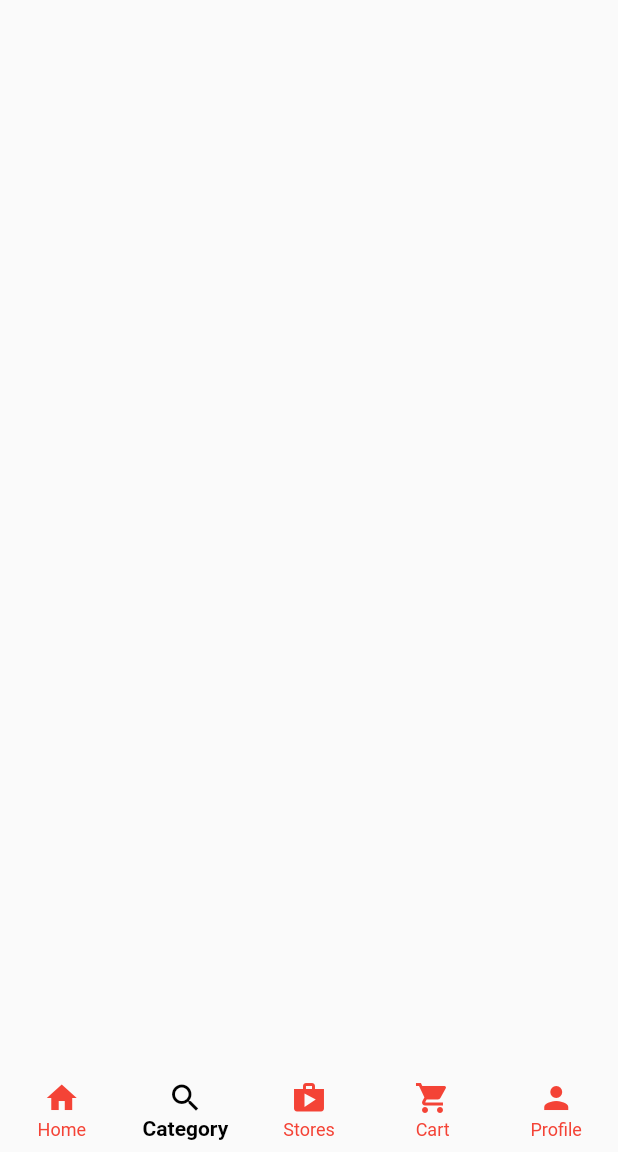
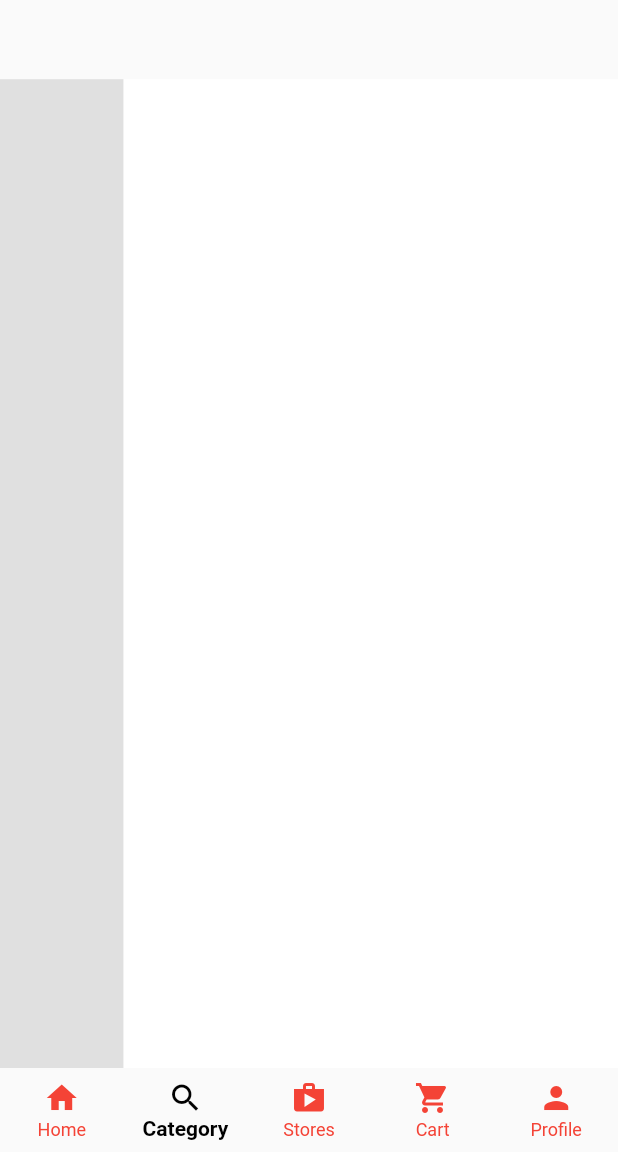
Before and after one commit to Double-Kei/CollaboProject, a Flutter app: the screen it shows after launch, item 2 of the bottom bar chosen, on a phone screen of 412 x 824 dp, the part 84-1236 px from its top. Run offline on Flutter 3.47's test engine with Material 2 defaults, Android fonts, the phone set to English and light mode, and no system bars.

Commit message:
add Stack on Category Page

```diff
--- a/lib/screens/category.dart
+++ b/lib/screens/category.dart
@@ -11,13 +11,33 @@ class CategoryScreen extends StatefulWidget {
 class _CategoryScreenState extends State<CategoryScreen> {
   @override
   Widget build(BuildContext context) {
+    var size = MediaQuery.of(context).size;
     return Scaffold(
       appBar: AppBar(
         title: const BaseSearch(),
         elevation: 0,
         backgroundColor: Colors.white,
       ),
-      body: Stack(),
+      body: Stack(children: [
+        Positioned(bottom: 0, left: 0, child: sideNavigator(size)),
+        Positioned(bottom: 0, right: 0, child: categoryView(size)),
+      ],),
+    );
+  }
+
+  Widget sideNavigator (Size size){
+    return Container(
+      height: size.height * 0.8,
+      width: size.width * 0.2,
+      color: Colors.grey.shade300,
+    );
+  }
+
+  Widget categoryView (Size size){
+    return Container(
+      height: size.height * 0.8,
+      width: size.width * 0.8,
+      color: Colors.white,
     );
   }
 }
```
